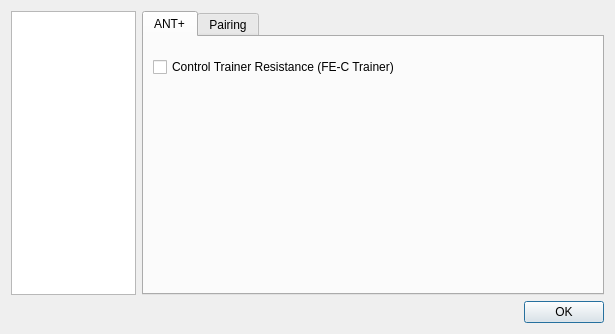
Before: the Qt Designer form src/ui/dialogmainwindowconfig.ui in MaximumTrainer/MaximumTrainer_Archived, drawn with Qt 5.
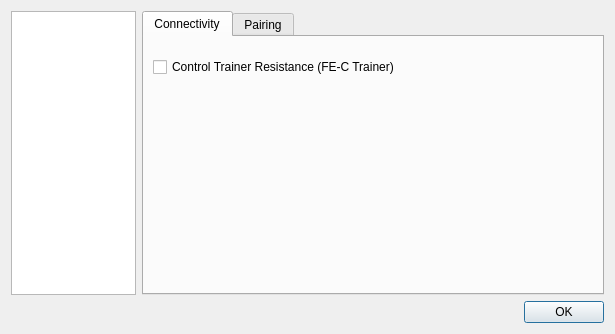
After: the same form once the commit is applied. The open tabs and pages were chosen to show the change. Custom widgets are drawn as their Qt base class.

Commit message:
Remove legacy ANT/ANT+ connectivity stack (#44)
* Initial plan

* Remove all ANT/ANT+ legacy references from codebase

---------

```diff
--- a/src/ui/dialogmainwindowconfig.ui
+++ b/src/ui/dialogmainwindowconfig.ui
@@ -197,7 +197,7 @@
          </property>
          <widget class="QWidget" name="tab_ant">
           <attribute name="title">
-           <string>ANT+</string>
+           <string>Connectivity</string>
           </attribute>
           <layout class="QVBoxLayout" name="verticalLayout_4">
            <property name="topMargin">
```
Left out of the diff: 4 changed lines with no effect on the pictures. The commit also changes 17 other files.
